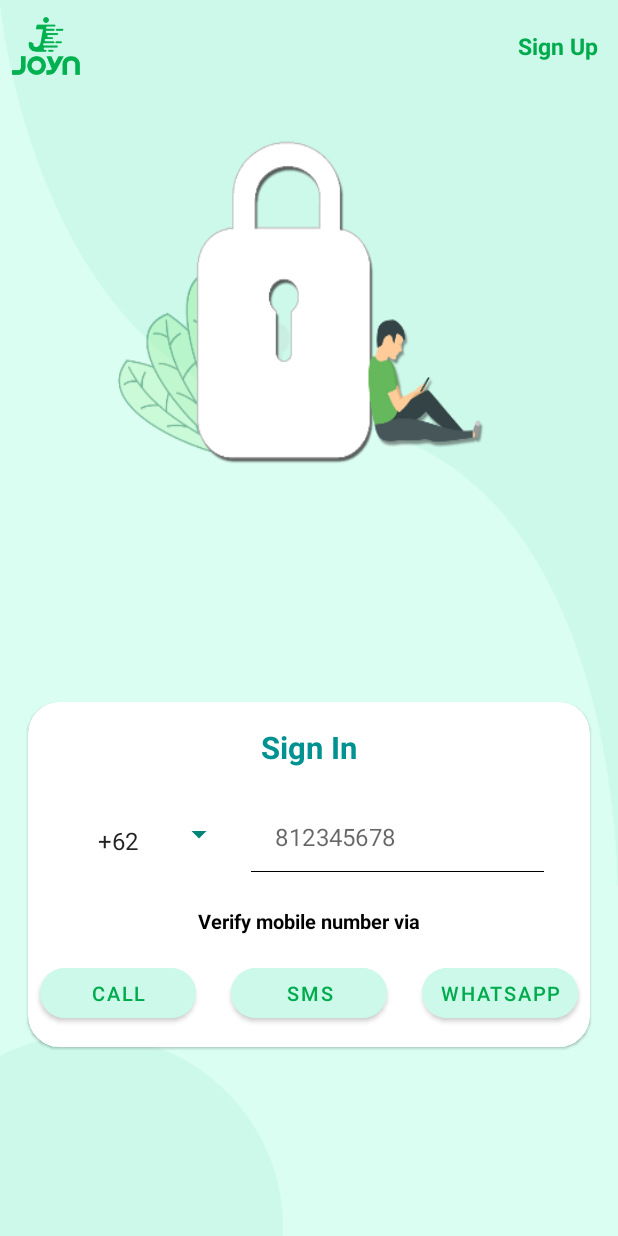
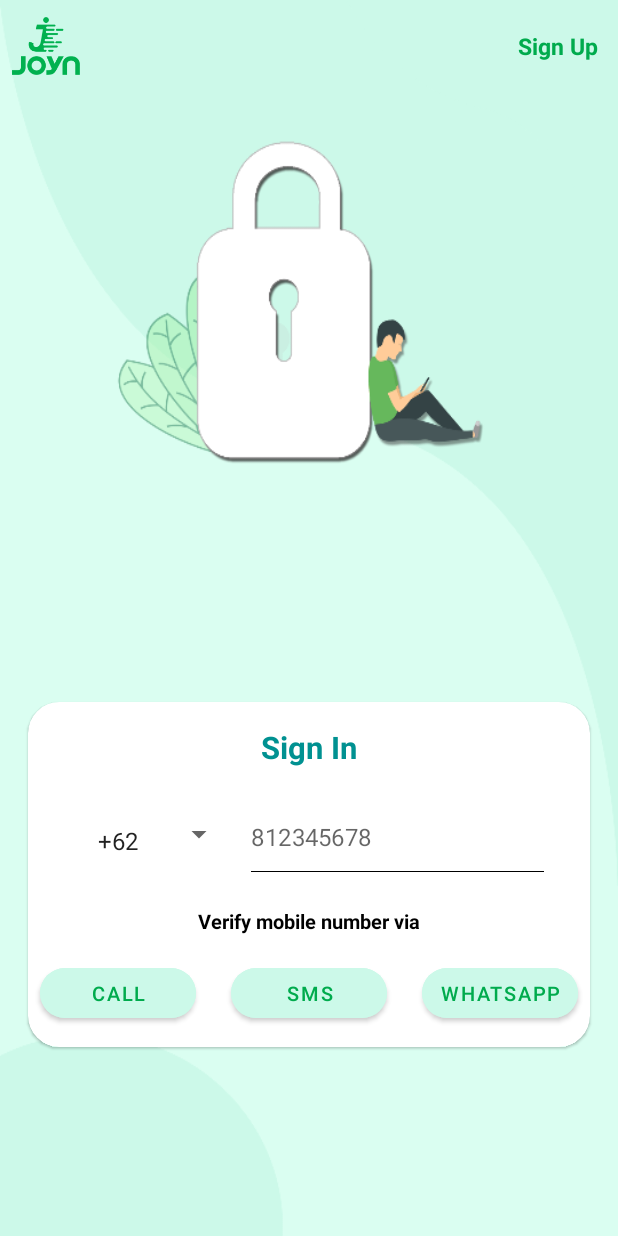
Before and after one commit to Joyn-Indonesia/JoynAppClient, an Android app: the SignInActivity screen opened directly, with no data from a screen before it, on a phone screen of 412 x 824 dp. Run offline under Robolectric (Android 15) with nearby library versions, the phone set to English and light mode, and no system bars; our stand-ins replace ButterKnife, Firebase (no records; nobody signed in at launch, a user with empty details on screens opened directly), sdp/ssp sizes; libraries missing offline, so code that uses them is left out: com.mobsandgeeks.saripaar; 4 statements that could not run were skipped.

```diff
--- a/app/src/main/res/layout/activity_sign_in.xml
+++ b/app/src/main/res/layout/activity_sign_in.xml
@@ -12,12 +12,12 @@
         android:layout_height="match_parent">
 
         <ImageView
-            android:contentDescription="@string/content_image"
             android:id="@+id/imageView"
             android:layout_width="@dimen/_35sdp"
             android:layout_height="@dimen/_35sdp"
             android:layout_marginStart="8dp"
             android:layout_marginTop="8dp"
+            android:contentDescription="@string/content_image"
             android:src="@drawable/lg_joyn"
             app:layout_constraintStart_toStartOf="parent"
             app:layout_constraintTop_toTopOf="parent" />
@@ -80,13 +80,15 @@
                         style="@style/Widget.MaterialComponents.TextInputLayout.OutlinedBox.ExposedDropdownMenu"
                         android:layout_width="wrap_content"
                         android:layout_height="wrap_content"
-                        app:boxStrokeColor="@color/colorWhite">
+                        app:boxStrokeWidth="0dp"
+                        app:boxStrokeWidthFocused="0dp">
 
                         <AutoCompleteTextView
                             android:id="@+id/phone_number"
                             android:layout_width="wrap_content"
                             android:layout_height="wrap_content"
-                            android:editable="false" />
+                            android:editable="false"
+                            android:focusable="false" />
                     </com.google.android.material.textfield.TextInputLayout>
 
                     <com.google.android.material.textfield.TextInputLayout
@@ -107,6 +109,7 @@
                             android:imeOptions="actionDone"
                             android:inputType="number"
                             android:maxLength="12"
+                            android:paddingStart="0dp"
                             android:textColor="@color/colorBlack" />
                     </com.google.android.material.textfield.TextInputLayout>
                 </LinearLayout>
--- a/app/src/main/res/layout/layout_register_input_content.xml
+++ b/app/src/main/res/layout/layout_register_input_content.xml
@@ -48,6 +48,8 @@
             style="@style/Widget.MaterialComponents.TextInputLayout.OutlinedBox.ExposedDropdownMenu"
             android:layout_width="wrap_content"
             android:layout_height="wrap_content"
+            app:boxStrokeWidth="0dp"
+            app:boxStrokeWidthFocused="0dp"
             app:boxStrokeColor="@color/colorWhite">
 
             <AutoCompleteTextView
```
